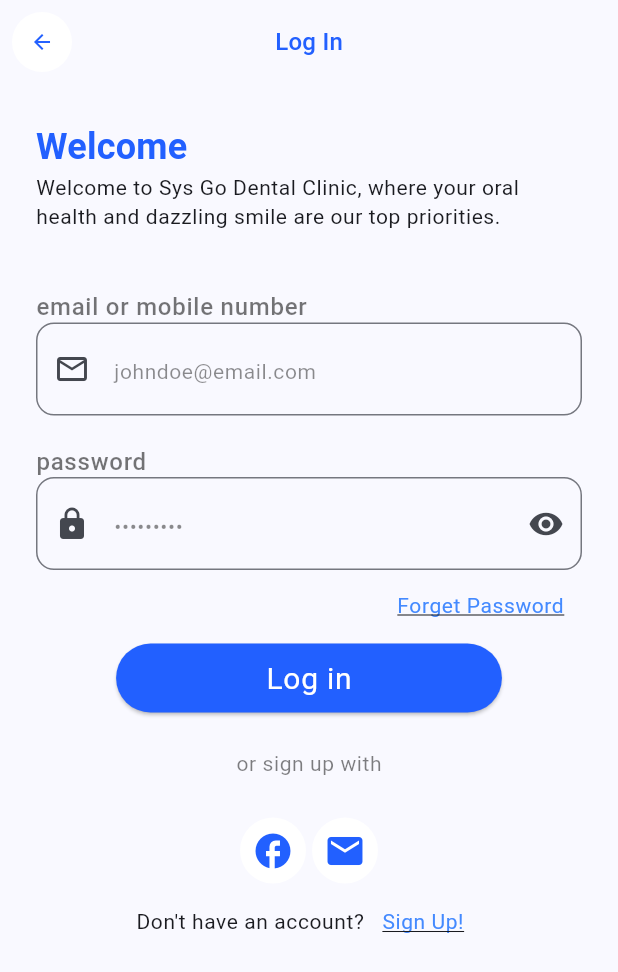
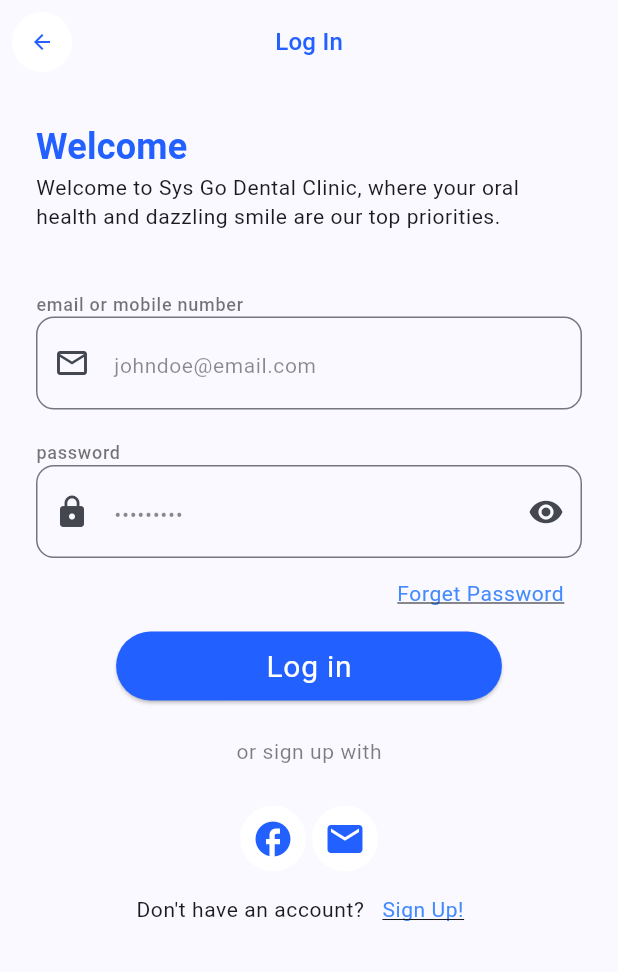
Before and after one commit to BretLogs/Skin_First, a Flutter app: the screen it shows after launch, after a tap on "Log In!", on a phone screen of 412 x 824 dp. Shown: the top 972 px of the screen. Run offline on Flutter 3.47's test engine with Material 3 defaults, Android fonts, the phone set to English and light mode, and no system bars; our stand-ins replace google_fonts, table_calendar; network calls fail.

Commit message:
Search Bar theme  style done got from home search nav file

```diff
--- a/skin_first/lib/main.dart
+++ b/skin_first/lib/main.dart
@@ -24,6 +24,14 @@ class MyApp extends StatelessWidget {
           background: Colors.white,
           primary: mainColor,
           onPrimary: mainColor,
+        ),
+        searchBarTheme: SearchBarThemeData(
+          textStyle: MaterialStateProperty.all(Theme.of(context).textTheme.bodySmall?.copyWith(color: Colors.black54)),
+          constraints: const BoxConstraints.expand(height: 52),
+          shadowColor: const MaterialStatePropertyAll(Colors.transparent),
+          elevation: const MaterialStatePropertyAll(1),
+          padding: const MaterialStatePropertyAll(EdgeInsets.fromLTRB(8, 0, 16, 0)),
+          hintStyle: MaterialStatePropertyAll(Theme.of(context).textTheme.labelSmall?.copyWith(color: Colors.black45)),
         ),
         appBarTheme: AppBarTheme(
           titleTextStyle: Theme.of(context).textTheme.titleMedium?.copyWith(color: mainColor),
--- a/skin_first/lib/presentation/authentications_page/log_in/log_in_screen.dart
+++ b/skin_first/lib/presentation/authentications_page/log_in/log_in_screen.dart
@@ -35,7 +35,7 @@ class LogInScreen extends StatelessWidget {
                 children: <Widget>[
                   Text(
                     'email or mobile number',
-                    style: Theme.of(context).textTheme.labelMedium?.copyWith(color: Colors.black54),
+                    style: Theme.of(context).textTheme.labelSmall?.copyWith(color: Colors.black54),
                   ),
                   TextField(
                     decoration: InputDecoration(
@@ -58,7 +58,7 @@ class LogInScreen extends StatelessWidget {
                     children: <Widget>[
                       Text(
                         'password',
-                        style: Theme.of(context).textTheme.labelMedium?.copyWith(color: Colors.black54),
+                        style: Theme.of(context).textTheme.labelSmall?.copyWith(color: Colors.black54),
                         textAlign: TextAlign.left,
                       ),
                     ],
--- a/skin_first/lib/presentation/home_page/widgets/home_search_nav.dart
+++ b/skin_first/lib/presentation/home_page/widgets/home_search_nav.dart
@@ -69,11 +69,6 @@ class HomeSearchNav extends StatelessWidget {
                   child: Padding(
                     padding: const EdgeInsets.fromLTRB(24, 0, 12, 0),
                     child: SearchBar(
-                      textStyle: MaterialStateProperty.all(Theme.of(context).textTheme.bodySmall?.copyWith(color: Colors.black54)),
-                      constraints: const BoxConstraints.expand(height: 52),
-                      shadowColor: const MaterialStatePropertyAll(Colors.transparent),
-                      elevation: const MaterialStatePropertyAll(1),
-                      padding: const MaterialStatePropertyAll(EdgeInsets.fromLTRB(8, 0, 16, 0)),
                       leading: ClipRRect(
                         borderRadius: const BorderRadius.all(Radius.circular(100)),
                         child: Container(
@@ -92,7 +87,6 @@ class HomeSearchNav extends StatelessWidget {
                         ),
                       ],
                       hintText: 'search...',
-                      hintStyle: MaterialStatePropertyAll(Theme.of(context).textTheme.labelSmall?.copyWith(color: Colors.black45)),
                     ),
                   ),
                 ),
```
Also changed, not shown: skin_first/lib/presentation/profile_page/profile_page.dart (+11 -2 lines), skin_first/lib/presentation/profile_page/profile_page_help/profile_page_help.dart (added, +24 -0 lines).
